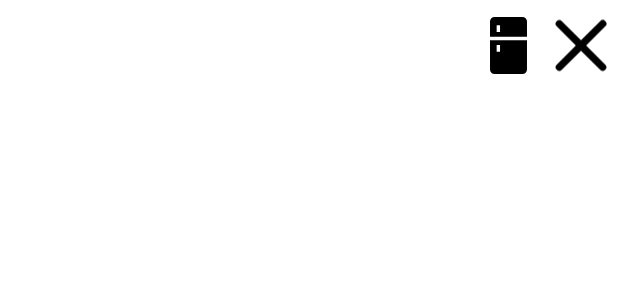
After one commit to foivz/rampu22-ssmrcek20-kvardijan-fsostaric20, an Android app: the layout shopping_list_item.xml on its own in the app's theme, with its tools: preview values and no code run, on a phone screen of 412 x 824 dp. The commit adds this screen. Shown: the top 300 px of the screen. Run offline under Robolectric (Android 15) with nearby library versions, the phone set to English and light mode, and no system bars.

Commit message:
Dodan recycleView i dizajn objekta koji ce se prikazivati

```diff
--- a/Software/app/src/main/java/hr/foi/rampu/fridgium/fragments/ShoppingListFragment.kt
+++ b/Software/app/src/main/java/hr/foi/rampu/fridgium/fragments/ShoppingListFragment.kt
@@ -5,13 +5,20 @@ import androidx.fragment.app.Fragment
 import android.view.LayoutInflater
 import android.view.View
 import android.view.ViewGroup
+import androidx.recyclerview.widget.RecyclerView
 import hr.foi.rampu.fridgium.R
 
 class ShoppingListFragment : Fragment() {
+    private lateinit var recyclerView: RecyclerView
+
     override fun onCreateView(
         inflater: LayoutInflater, container: ViewGroup?,
         savedInstanceState: Bundle?
     ): View? {
         return inflater.inflate(R.layout.fragment_shopping_list, container, false)
     }
+
+    override fun onViewCreated(view: View, savedInstanceState: Bundle?) {
+        recyclerView = view.findViewById(R.id.rv_shopping_list)
+    }
 }
--- /dev/null
+++ b/Software/app/src/main/res/drawable/delete.xml
@@ -0,0 +1,9 @@
+<vector xmlns:android="http://schemas.android.com/apk/res/android"
+    android:width="16dp"
+    android:height="16dp"
+    android:viewportWidth="16"
+    android:viewportHeight="16">
+  <path
+      android:pathData="M1.293,1.293a1,1 0,0 1,1.414 0L8,6.586l5.293,-5.293a1,1 0,1 1,1.414 1.414L9.414,8l5.293,5.293a1,1 0,0 1,-1.414 1.414L8,9.414l-5.293,5.293a1,1 0,0 1,-1.414 -1.414L6.586,8 1.293,2.707a1,1 0,0 1,0 -1.414z"
+      android:fillColor="#FF000000"/>
+</vector>
--- a/Software/app/src/main/res/layout/fragment_shopping_list.xml
+++ b/Software/app/src/main/res/layout/fragment_shopping_list.xml
@@ -3,4 +3,10 @@
     xmlns:tools="http://schemas.android.com/tools"
     android:layout_width="match_parent"
     android:layout_height="match_parent"
-    tools:context=".fragments.ShoppingListFragment"/>
+    tools:context=".fragments.ShoppingListFragment">
+
+    <androidx.recyclerview.widget.RecyclerView
+        android:id="@+id/rv_shopping_list"
+        android:layout_width="match_parent"
+        android:layout_height="match_parent" />
+</FrameLayout>
--- /dev/null
+++ b/Software/app/src/main/res/layout/shopping_list_item.xml
@@ -0,0 +1,45 @@
+<?xml version="1.0" encoding="utf-8"?>
+<androidx.constraintlayout.widget.ConstraintLayout xmlns:android="http://schemas.android.com/apk/res/android"
+    xmlns:app="http://schemas.android.com/apk/res-auto"
+    xmlns:tools="http://schemas.android.com/tools"
+    android:layout_width="match_parent"
+    android:layout_height="50dp"
+    android:layout_margin="5dp">
+
+
+    <LinearLayout
+        android:layout_width="match_parent"
+        android:layout_height="match_parent"
+        android:orientation="horizontal">
+
+        <TextView
+            android:id="@+id/tv_naziv"
+            android:layout_width="wrap_content"
+            android:layout_height="match_parent"
+            android:gravity="center_vertical"
+            android:layout_weight="5" />
+
+        <TextView
+            android:id="@+id/tv_kolicina"
+            android:layout_width="wrap_content"
+            android:layout_height="match_parent"
+            android:gravity="center_vertical"
+            android:layout_weight="3" />
+
+        <ImageView
+            android:id="@+id/img_fridge"
+            android:layout_width="0dp"
+            android:layout_height="match_parent"
+            android:layout_weight="1"
+            app:srcCompat="@drawable/fridge"
+            android:layout_marginLeft="10dp"/>
+
+        <ImageView
+            android:id="@+id/img_delete"
+            android:layout_width="0dp"
+            android:layout_height="match_parent"
+            android:layout_weight="1"
+            app:srcCompat="@drawable/delete"
+            android:layout_marginLeft="10dp"/>
+    </LinearLayout>
+</androidx.constraintlayout.widget.ConstraintLayout>
```
